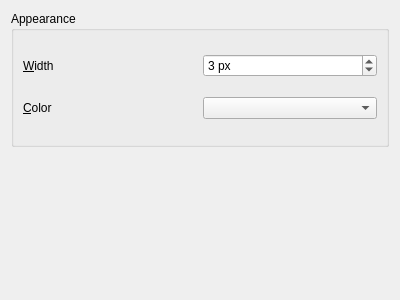
Old version of the form effects/mousemark_config.ui in the repository KDE/kwin.
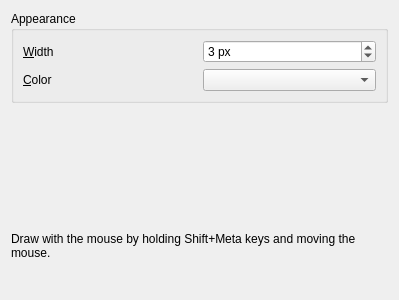
New version of the form. Custom widgets are drawn as their Qt base class.

Commit message: Add a label to show which keys you need to use for drawing (not configurable yet)

Patch:
```diff
--- a/effects/mousemark_config.ui
+++ b/effects/mousemark_config.ui
@@ -5,7 +5,7 @@
    <rect>
     <x>0</x>
     <y>0</y>
-    <width>400</width>
+    <width>399</width>
     <height>300</height>
    </rect>
   </property>
@@ -64,6 +64,16 @@
    <item>
     <widget class="KShortcutsEditor" native="1" name="editor" />
    </item>
+   <item>
+    <widget class="QLabel" name="label_3" >
+     <property name="text" >
+      <string>Draw with the mouse by holding Shift+Meta keys and moving the mouse.</string>
+     </property>
+     <property name="wordWrap" >
+      <bool>true</bool>
+     </property>
+    </widget>
+   </item>
   </layout>
  </widget>
  <customwidgets>
```
